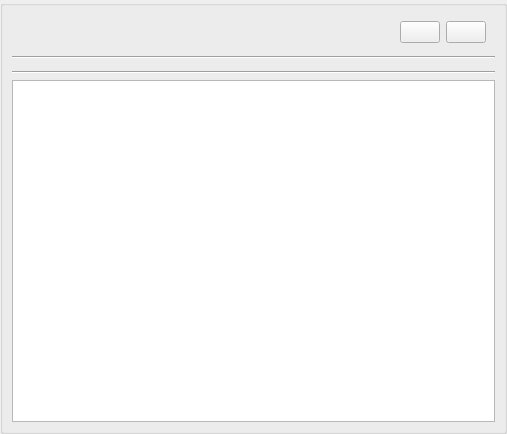
The window that gui/threedi_plugin_dockwidget_base.ui (nens/threedi-results-analysis) describes before a commit, drawn with Qt 5.
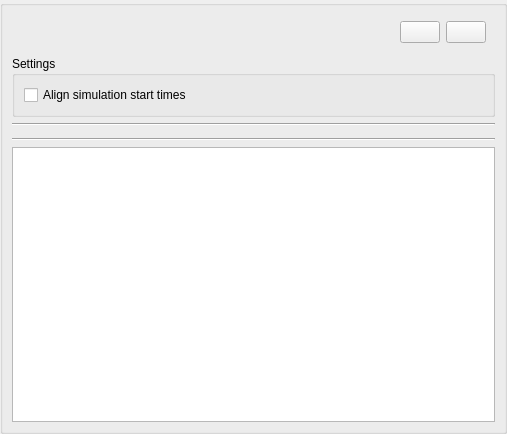
The same window after the commit. Icons and pictures are not drawn.

Commit message: Add align starts checkbox.

What changed in the file:
```diff
--- a/gui/threedi_plugin_dockwidget_base.ui
+++ b/gui/threedi_plugin_dockwidget_base.ui
@@ -192,6 +192,43 @@
              </layout>
             </widget>
            </item>
+           <item>
+            <widget class="QGroupBox" name="groupBox">
+             <property name="sizePolicy">
+              <sizepolicy hsizetype="Expanding" vsizetype="Minimum">
+               <horstretch>0</horstretch>
+               <verstretch>0</verstretch>
+              </sizepolicy>
+             </property>
+             <property name="minimumSize">
+              <size>
+               <width>0</width>
+               <height>0</height>
+              </size>
+             </property>
+             <property name="title">
+              <string>Settings</string>
+             </property>
+             <layout class="QVBoxLayout" name="verticalLayout_3">
+              <item>
+               <widget class="QCheckBox" name="alignStartsCheckBox">
+                <property name="sizePolicy">
+                 <sizepolicy hsizetype="Expanding" vsizetype="Minimum">
+                  <horstretch>0</horstretch>
+                  <verstretch>0</verstretch>
+                 </sizepolicy>
+                </property>
+                <property name="toolTip">
+                 <string>&lt;html&gt;&lt;head/&gt;&lt;body&gt;&lt;p&gt;Let all simulation use the start time of the simulation that starts first&lt;/p&gt;&lt;/body&gt;&lt;/html&gt;</string>
+                </property>
+                <property name="text">
+                 <string>Align simulation start times</string>
+                </property>
+               </widget>
+              </item>
+             </layout>
+            </widget>
+           </item>
            <item>
             <widget class="Line" name="line">
              <property name="orientation">
```
The commit also changes 3 other files.
